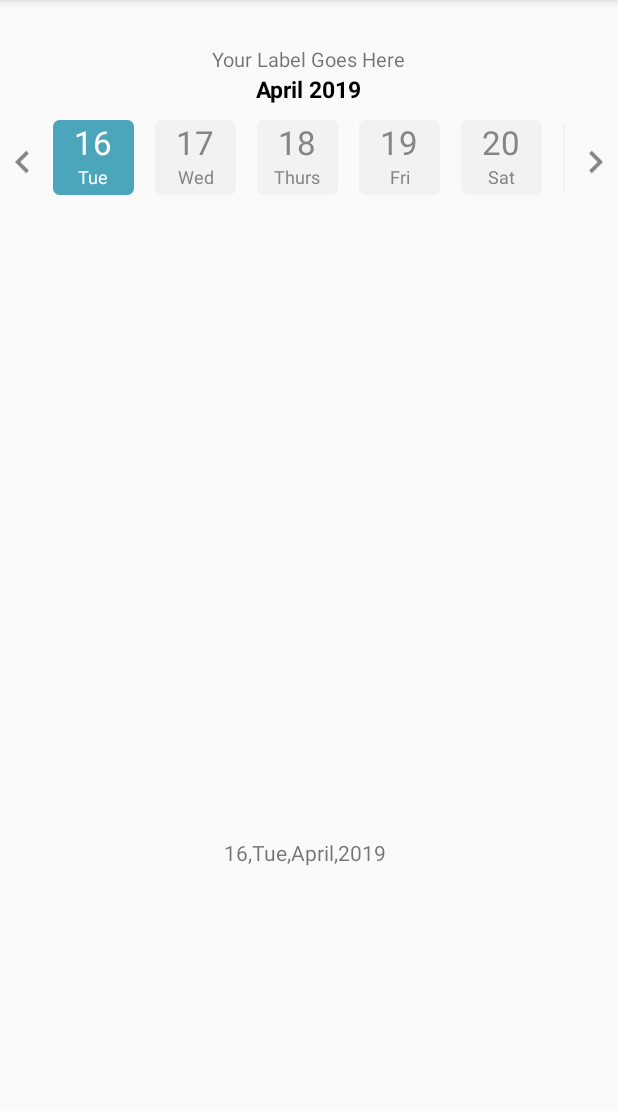
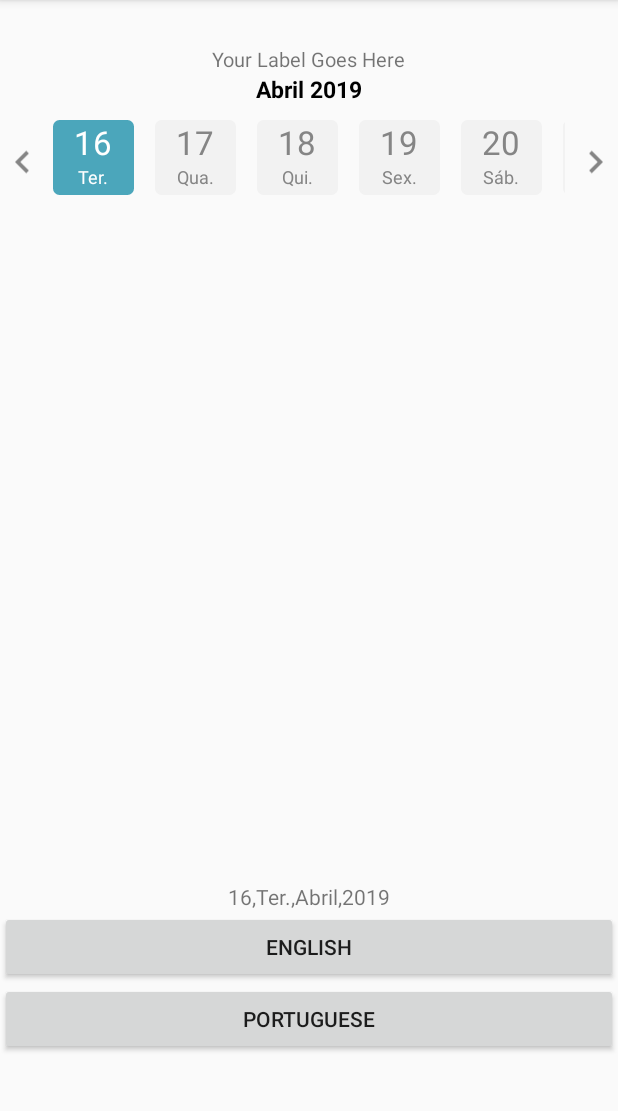
Before and after one commit to mgpx/HorizontalCalendarSample, an Android app: the screen it shows after launch (MainActivity), after a tap on an icon or button, on a phone screen of 412 x 824 dp, the part 84-1195 px from its top. Run offline under Robolectric (Android 15) with nearby library versions, the phone set to English and light mode, and no system bars; 3 other taps on this screen came first.

Commit message:
Supports multiple languages, starts with the default location (android configuration), but can be changed at runtime by calling setLocale.

```diff
--- a/HorizontalCalendarView/src/main/java/com/sahana/horizontalcalendarview/CustomHorizontalCalendar.java
+++ b/HorizontalCalendarView/src/main/java/com/sahana/horizontalcalendarview/CustomHorizontalCalendar.java
@@ -21,10 +21,8 @@ import android.widget.TextView;
 
 import com.sahana.horizontalcalendarview.model.DateModel;
 
-import java.util.ArrayList;
-import java.util.Calendar;
-import java.util.Date;
-import java.util.List;
+import java.text.DateFormatSymbols;
+import java.util.*;
 
 /**
  * Created by SahanaB on 09/09/18.
@@ -46,6 +44,11 @@ public class CustomHorizontalCalendar extends RelativeLayout {
     protected int mTextColorResourceId;
     protected int mSelectedTextColorResourceId;
     private int mScrollSpeed;
+
+
+    private int mNumberOfDays = -1;
+    private Locale mLocale = null;
+    private DateFormatSymbols mDateFormatSymbols = null;
 
     public void setOnDateSelectListener(OnHorizontalDateSelectListener onHorizontalDateSelectListener) {
         mOnHorizontalDateSelectListener = onHorizontalDateSelectListener;
@@ -86,16 +89,18 @@ public class CustomHorizontalCalendar extends RelativeLayout {
         mRightArrowImageView = findViewById(R.id.rightArrow);
         mLableTextView = findViewById(R.id.labelTextView);
         mMonthAndDateTextView = findViewById(R.id.monthAndDateTextView);
+        setLocale(Locale.getDefault());
         if (attrs == null) return;
+
         TypedArray typedArray = context.getTheme().obtainStyledAttributes(attrs, R.styleable.CustomHorizontalCalendar, 0, 0);
         mScrollSpeed = typedArray.getInteger(R.styleable.CustomHorizontalCalendar_setScrollSpeed, 30);
-        int numberOfDays = typedArray.getInteger(R.styleable.CustomHorizontalCalendar_numOfDays, 60);
+        mNumberOfDays = typedArray.getInteger(R.styleable.CustomHorizontalCalendar_numOfDays, 60);
         String label = typedArray.getString(R.styleable.CustomHorizontalCalendar_setLabel);
         mBgResourceId = typedArray.getResourceId(R.styleable.CustomHorizontalCalendar_setBgColor, R.drawable.rect_dark_gray);
         mTextColorResourceId = typedArray.getResourceId(R.styleable.CustomHorizontalCalendar_setTextColor, R.color.dark_gray);
         mSelectedBgResourceId = typedArray.getResourceId(R.styleable.CustomHorizontalCalendar_setSelectedBgColor, R.drawable.rect_sky_blue);
         mSelectedTextColorResourceId = typedArray.getResourceId(R.styleable.CustomHorizontalCalendar_setSelectedTextColor, R.color.white);
-        setCalender(numberOfDays);
+        setCalender(mNumberOfDays);
         setLabel(label);
         if (typedArray.hasValue(R.styleable.CustomHorizontalCalendar_setLabelColor))
             mLableTextView.setTextColor(ContextCompat.getColor(context, typedArray.getResourceId(R.styleable.CustomHorizontalCalendar_setLabelColor, R.color.dark_gray)));
@@ -108,9 +113,15 @@ public class CustomHorizontalCalendar extends RelativeLayout {
             mLableTextView.setTypeface(Typeface.createFromAsset(getResources().getAssets(), typedArray.getString(R.styleable.CustomHorizontalCalendar_setLabelFontStyle)));
         if (typedArray.hasValue(R.styleable.CustomHorizontalCalendar_setMonthFontStyle))
             mMonthAndDateTextView.setTypeface(Typeface.createFromAsset(getResources().getAssets(), typedArray.getString(R.styleable.CustomHorizontalCalendar_setMonthFontStyle)));
+
+
+
     }
 
     private void setCalender(int noOfDays) {
+        if (noOfDays < 1)
+            return;
+
         Calendar calendar = Calendar.getInstance();
         Date date = new Date();
         mInputDates = new ArrayList<>();
@@ -139,6 +150,10 @@ public class CustomHorizontalCalendar extends RelativeLayout {
         mRecyclerView.setAdapter(mHorizontalDateAdapter);
         mRecyclerView.setLayoutManager(mLinearLayoutManager);
         final SnapHelper snapHelper = new LinearSnapHelper();
+
+        //Caused by: java.lang.IllegalStateException: An instance of OnFlingListener already set.
+        mRecyclerView.setOnFlingListener(null);
+
         snapHelper.attachToRecyclerView(mRecyclerView);
         mRecyclerView.setHorizontalScrollBarEnabled(false);
         mRecyclerView.addOnScrollListener(new RecyclerView.OnScrollListener() {
@@ -272,35 +287,31 @@ public class CustomHorizontalCalendar extends RelativeLayout {
         void onLayoutClick(int position);
     }
 
+    public void setLocale(Locale locale){
+        this.mLocale = locale;
+        mDateFormatSymbols = new DateFormatSymbols(this.mLocale);
+        setCalender(mNumberOfDays);
+    }
+
+
+
     private String getDayOfWeek(int dayOfWeek) {
-        switch (dayOfWeek) {
-            case 2:
-                return "Mon";
-            case 3:
-                return "Tue";
-
-            case 4:
-                return "Wed";
-
-            case 5:
-                return "Thurs";
-
-            case 6:
-                return "Fri";
-
-            case 7:
-                return "Sat";
-
-            case 1:
-                return "Sun";
-
-        }
-        return "";
+        String[] weekdays = mDateFormatSymbols.getShortWeekdays();
+        return toTitleCase(weekdays[dayOfWeek]);
     }
 
     private String getMonth(int month) {
-        String[] monthNames = {"January", "February", "March", "April", "May", "June", "July", "August", "September", "October", "November", "December"};
-        return monthNames[month];
+        String[] monthNames = mDateFormatSymbols.getMonths();
+        return toTitleCase(monthNames[month]);
+    }
+
+    //format to title ex: (abril to Abril)
+    private static String toTitleCase(String input) {
+        input = input.toLowerCase();
+        char c =  input.charAt(0);
+        String s = new String("" + c);
+        String f = s.toUpperCase();
+        return f + input.substring(1);
     }
 
     private void setMonthAndYear(DateModel dateModel) {
--- a/app/src/main/java/com/sahana/horizontalcalendarsample/MainActivity.java
+++ b/app/src/main/java/com/sahana/horizontalcalendarsample/MainActivity.java
@@ -3,11 +3,14 @@ package com.sahana.horizontalcalendarsample;
 import android.os.Bundle;
 import android.support.v7.app.AppCompatActivity;
 import android.util.Log;
+import android.view.View;
 import android.widget.TextView;
 
 import com.sahana.horizontalcalendarview.CustomHorizontalCalendar;
 import com.sahana.horizontalcalendarview.OnHorizontalDateSelectListener;
 import com.sahana.horizontalcalendarview.model.DateModel;
+
+import java.util.Locale;
 
 public class MainActivity extends AppCompatActivity implements OnHorizontalDateSelectListener {
     private CustomHorizontalCalendar mCustomHorizontalCalendar;
@@ -20,7 +23,22 @@ public class MainActivity extends AppCompatActivity implements OnHorizontalDateS
         setContentView(R.layout.activity_main);
         mCustomHorizontalCalendar = findViewById(R.id.customHorizontal);
         mCustomHorizontalCalendar.setOnDateSelectListener(this);
+        mCustomHorizontalCalendar.setLocale(Locale.getDefault());
         mDateTextView = findViewById(R.id.dateTextView);
+
+        findViewById(R.id.btnEnglish).setOnClickListener(new View.OnClickListener() {
+            @Override
+            public void onClick(View v) {
+                mCustomHorizontalCalendar.setLocale(Locale.ENGLISH);
+            }
+        });
+
+        findViewById(R.id.btnPortuguese).setOnClickListener(new View.OnClickListener() {
+            @Override
+            public void onClick(View v) {
+                mCustomHorizontalCalendar.setLocale(new Locale("pt", "BR"));
+            }
+        });
     }
 
     @Override
--- a/app/src/main/res/layout/activity_main.xml
+++ b/app/src/main/res/layout/activity_main.xml
@@ -15,15 +15,38 @@
         app:numOfDays="90"
         app:setLabel="@string/label" />
 
+
+    <LinearLayout android:layout_width="match_parent"
+                  android:layout_height="190dp"
+                  android:orientation="vertical"
+                  android:layout_alignParentBottom="true"
+                  android:layout_gravity="center"
+                  android:layout_centerHorizontal="true"
+                  android:layout_marginTop="10dp">
+
         <TextView
                 android:id="@+id/dateTextView"
                 android:layout_width="wrap_content"
                 android:layout_height="wrap_content"
-        android:layout_alignParentBottom="true"
                 android:layout_gravity="center"
-        android:layout_centerHorizontal="true"
                 android:layout_marginTop="10dp"
-        android:layout_marginBottom="190dp"
                 android:text="ll" />
 
+        <Button android:layout_width="match_parent"
+                android:layout_height="wrap_content"
+                android:layout_gravity="center"
+                android:id="@+id/btnEnglish"
+                android:text="English">
+        </Button>
+
+        <Button android:layout_width="match_parent"
+                android:layout_height="wrap_content"
+                android:layout_gravity="center"
+                android:id="@+id/btnPortuguese"
+                android:text="Portuguese">
+        </Button>
+
+    </LinearLayout>
+
+
 </RelativeLayout>
```
Lines whose indentation alone changed are shown as unchanged.
